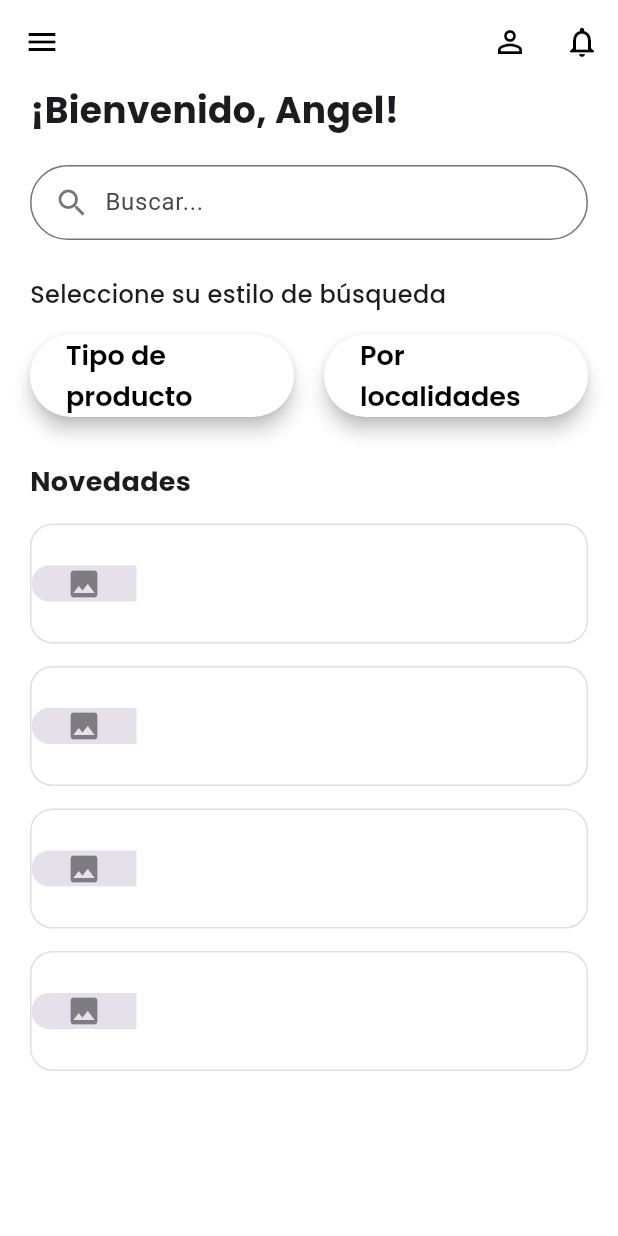
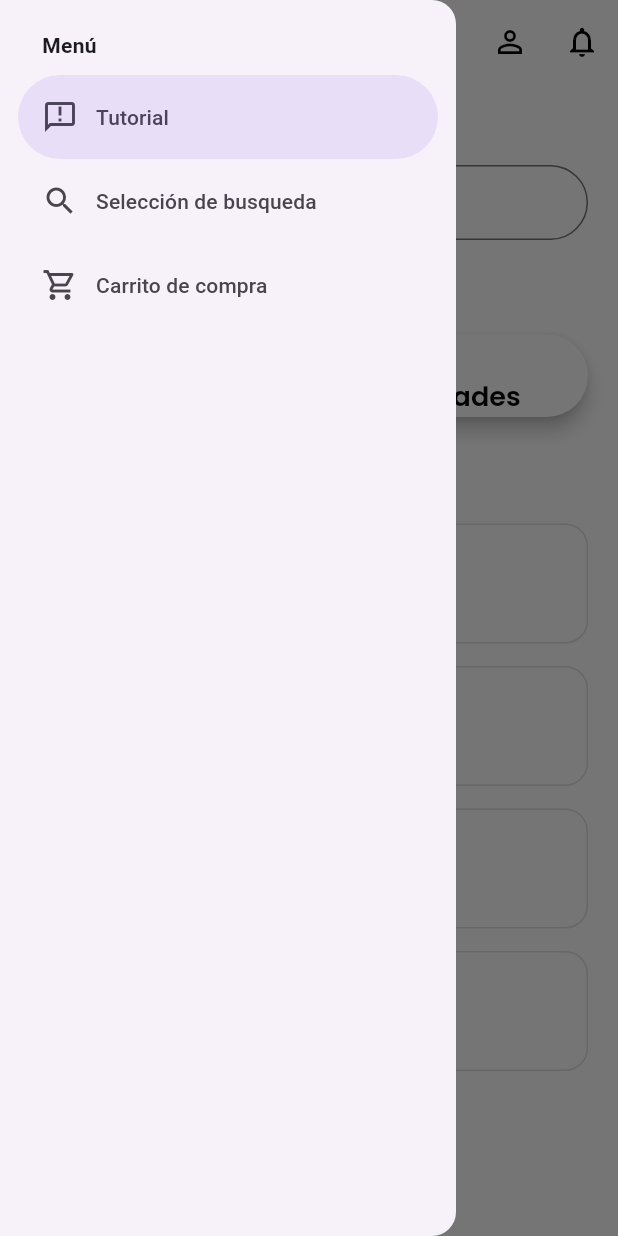
Before and after one commit to AlexRoman18/luumil_app, a Flutter app: the PantallaInicio screen opened directly, after a tap on the "menu" icon, on a phone screen of 412 x 824 dp. Run offline on Flutter 3.47's test engine with Material 3 defaults, Android fonts, the phone set to English and light mode, and no system bars; our stand-ins replace go_router, google_fonts.

Commit message:
Agregamos el menu

```diff
--- a/lib/screens/pantallainicio_screen.dart
+++ b/lib/screens/pantallainicio_screen.dart
@@ -1,14 +1,22 @@
 import 'package:flutter/material.dart';
 import 'package:google_fonts/google_fonts.dart';
-import 'package:luumil_app/widgets/buttons.dart'; // Tu widget de botones
+import 'package:luumil_app/widgets/buttons.dart';
+import 'package:luumil_app/widgets/side_menu.dart';
 
 class PantallaInicio extends StatelessWidget {
   const PantallaInicio({super.key});
 
   @override
   Widget build(BuildContext context) {
+    // Clave para controlar el Scaffold y abrir el Drawer
+    final GlobalKey<ScaffoldState> scaffoldKey = GlobalKey<ScaffoldState>();
+
     return Scaffold(
+      key: scaffoldKey,
       backgroundColor: Colors.white,
+
+      // 🔹 Drawer (menú lateral)
+      drawer: const SideMenu(),
 
       // 🔹 AppBar superior
       appBar: AppBar(
@@ -16,7 +24,10 @@ class PantallaInicio extends StatelessWidget {
         elevation: 0,
         leading: IconButton(
           icon: const Icon(Icons.menu, color: Colors.black),
-          onPressed: () {},
+          onPressed: () {
+            // 🔹 Abre el Drawer
+            scaffoldKey.currentState!.openDrawer();
+          },
         ),
         actions: [
           IconButton(
@@ -91,9 +102,7 @@ class PantallaInicio extends StatelessWidget {
                       color: Colors.white,
                       colorText: Colors.black,
                       text: 'Tipo de producto',
-                      onPressed: () {
-                        // Acción al presionar "Tipo de producto"
-                      },
+                      onPressed: () {},
                     ),
                   ),
                   const SizedBox(width: 20),
@@ -102,9 +111,7 @@ class PantallaInicio extends StatelessWidget {
                       color: Colors.white,
                       colorText: Colors.black,
                       text: 'Por localidades',
-                      onPressed: () {
-                        // Acción al presionar "Por localidades"
-                      },
+                      onPressed: () {},
                     ),
                   ),
                 ],
--- a/lib/widgets/register_forms.dart
+++ b/lib/widgets/register_forms.dart
@@ -73,7 +73,7 @@ class RegisterForm extends StatelessWidget {
                     style: ElevatedButton.styleFrom(
                       backgroundColor: const Color(0xFF007BFF),
                       shape: RoundedRectangleBorder(
-                        borderRadius: BorderRadius.circular(10),
+                        borderRadius: BorderRadius.circular(20),
                       ),
                     ),
                     child: const Text(
--- /dev/null
+++ b/lib/widgets/side_menu.dart
@@ -0,0 +1,64 @@
+import 'package:flutter/material.dart';
+import 'package:go_router/go_router.dart';
+
+
+class SideMenu extends StatefulWidget {
+
+
+  const SideMenu({super.key});
+
+  @override
+  State<SideMenu> createState() => _SideMenuState();
+}
+
+class _SideMenuState extends State<SideMenu> {
+  int navDrawerIndex = 0;
+
+  @override
+  Widget build(BuildContext context) {
+    final hasNotch = MediaQuery.of(context).viewPadding.top > 35;
+
+
+    return NavigationDrawer(
+
+      selectedIndex: navDrawerIndex,
+      onDestinationSelected: (int index){
+        setState((){
+          navDrawerIndex=index;
+        });
+
+        switch (index) {
+          case 0:
+          context.push('');
+            break;
+          case 1:
+            context.push( '');
+            break;
+          case 2:
+            context.push( '');
+            break;
+        }
+      },
+
+      children: [
+        Padding(
+          padding: EdgeInsets.fromLTRB(28, hasNotch ? 0 : 20, 16, 10),
+          child: Text('Menú', style: TextStyle(fontWeight: FontWeight.bold)),
+
+        ),
+        NavigationDrawerDestination(
+          icon: Icon(Icons.announcement_outlined),
+          label: Text('Tutorial'),
+        ),
+        NavigationDrawerDestination(
+          icon: Icon(Icons.search_outlined),
+          label: Text('Selección de busqueda'),
+        ),
+        NavigationDrawerDestination(
+          icon: Icon(Icons.shopping_cart_outlined),
+          label: Text('Carrito de compra'),
+        ),
+      ],
+    );
+  }
+}
```
Also changed, not shown: lib/widgets/register_header.dart (+4 -4 lines).
